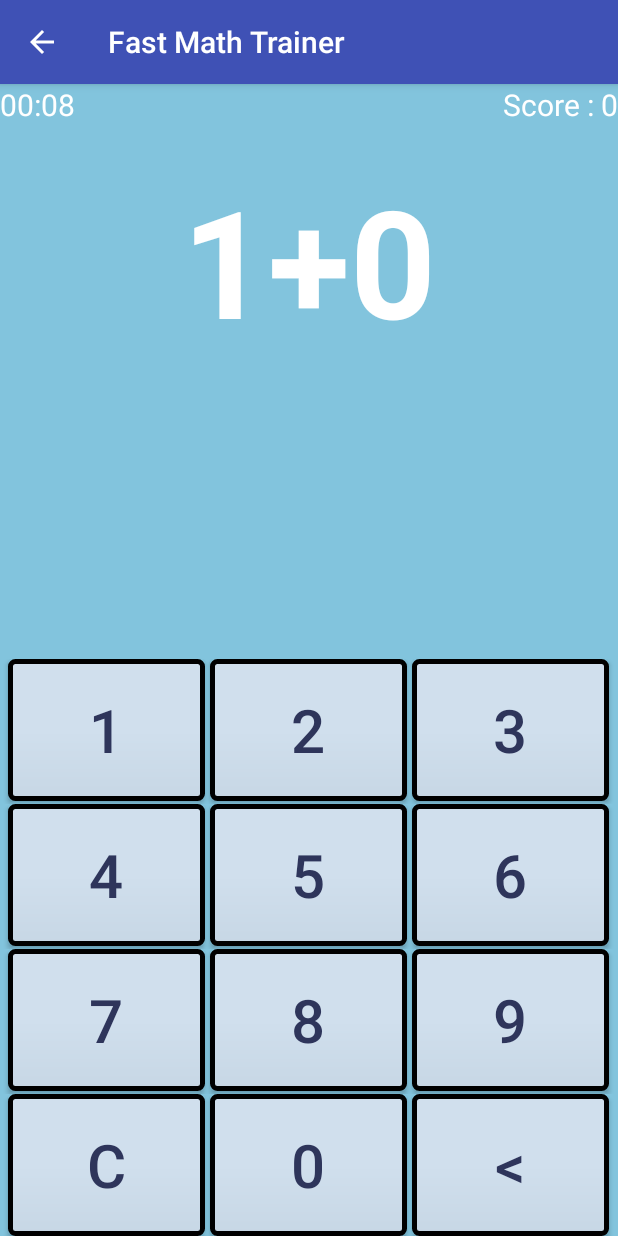
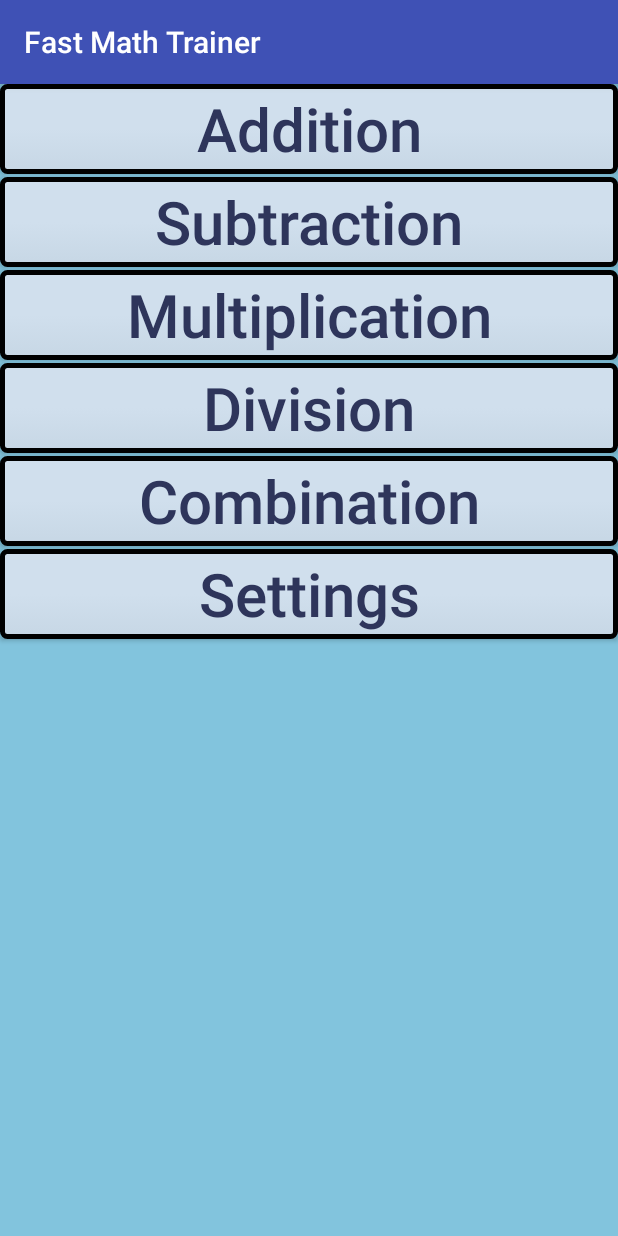
Before and after one commit to bminton3/FastMathTrainer2, an Android app: the screen it shows after launch (MathCardsActivity before the commit, MainMenuActivity after it), on a phone screen of 412 x 824 dp. Run offline under Robolectric (Android 15) with nearby library versions, the phone set to English and light mode, and no system bars.

Commit message:
added main menu. added button pressed color.

```diff
--- a/app/src/main/AndroidManifest.xml
+++ b/app/src/main/AndroidManifest.xml
@@ -14,13 +14,15 @@
             android:configChanges="orientation|keyboardHidden|screenSize"
             android:label="@string/app_name"
             android:theme="@style/FullscreenTheme">
+        </activity>
+        <activity android:name=".WinningScreenActivity" />
+        <activity android:name=".MainMenuActivity">
             <intent-filter>
                 <action android:name="android.intent.action.MAIN" />
 
                 <category android:name="android.intent.category.LAUNCHER" />
             </intent-filter>
         </activity>
-        <activity android:name=".WinningScreenActivity"></activity>
     </application>
 
 </manifest>
--- /dev/null
+++ b/app/src/main/java/com/minton/fastmathtrainer/MainMenuActivity.kt
@@ -0,0 +1,21 @@
+package com.minton.fastmathtrainer
+
+import android.content.Intent
+import android.support.v7.app.AppCompatActivity
+import android.os.Bundle
+import android.widget.Button
+import kotlinx.android.synthetic.main.activity_math_cards.*
+
+class MainMenuActivity : AppCompatActivity() {
+
+    override fun onCreate(savedInstanceState: Bundle?) {
+        super.onCreate(savedInstanceState)
+        setContentView(R.layout.activity_main_menu)
+
+        val nineButton : Button = findViewById<Button>(R.id.add)
+        nineButton.setOnClickListener {
+            val addIntent = Intent(this, MathCardsActivity::class.java)
+            this.startActivity(addIntent)
+        }
+    }
+}
--- /dev/null
+++ b/app/src/main/res/drawable/flatbuttonpressed.xml
@@ -0,0 +1,12 @@
+<?xml version="1.0" encoding="utf-8"?>
+    <shape xmlns:android="http://schemas.android.com/apk/res/android"
+        android:shape="rectangle">
+        <gradient
+            android:startColor="#d0dfed"
+            android:centerColor="#676e75"
+            android:endColor="#c7d7e5"
+            android:angle="270"
+            android:type="linear" />
+        <corners android:radius="3dp" />
+        <stroke android:width="5px" android:color="#000000" />
+    </shape>
--- /dev/null
+++ b/app/src/main/res/drawable/flatbuttonstate.xml
@@ -0,0 +1,5 @@
+<?xml version="1.0" encoding="utf-8"?>
+<selector xmlns:android="http://schemas.android.com/apk/res/android">
+    <item android:drawable="@drawable/flatbuttonpressed" android:state_pressed="true" />
+    <item android:drawable="@drawable/flatbutton" />
+</selector>
--- /dev/null
+++ b/app/src/main/res/layout/activity_main_menu.xml
@@ -0,0 +1,84 @@
+<?xml version="1.0" encoding="utf-8"?>
+<android.support.constraint.ConstraintLayout xmlns:android="http://schemas.android.com/apk/res/android"
+    xmlns:app="http://schemas.android.com/apk/res-auto"
+    xmlns:tools="http://schemas.android.com/tools"
+    android:layout_width="match_parent"
+    android:layout_height="match_parent"
+    tools:context="com.minton.fastmathtrainer.MainMenuActivity">
+
+    <LinearLayout
+        android:layout_width="match_parent"
+        android:layout_height="match_parent"
+        android:orientation="horizontal"
+        android:background="#82c4dd">
+        <TableLayout
+            android:layout_width="match_parent"
+            android:layout_height="match_parent"
+            android:stretchColumns="*"
+            android:weightSum="4" >
+
+            <Button
+                android:id="@+id/add"
+                android:layout_height="60sp"
+                android:layout_width="match_parent"
+                android:layout_marginBottom="2dp"
+                android:background="@drawable/flatbuttonstate"
+                android:text="@string/addition"
+                android:textAllCaps="false"
+                android:textColor="#2e355b"
+                android:textSize="40sp"/>
+            <Button
+                android:id="@+id/subtract"
+                android:layout_height="60sp"
+                android:layout_width="match_parent"
+                android:layout_marginBottom="2dp"
+                android:background="@drawable/flatbuttonstate"
+                android:text="@string/subtraction"
+                android:textAllCaps="false"
+                android:textColor="#2e355b"
+                android:textSize="40sp"/>
+            <Button
+                android:id="@+id/multiplication"
+                android:layout_height="60sp"
+                android:layout_width="match_parent"
+                android:layout_marginBottom="2dp"
+                android:background="@drawable/flatbuttonstate"
+                android:text="@string/multiplication"
+                android:textAllCaps="false"
+                android:textColor="#2e355b"
+                android:textSize="40sp"/>
+            <Button
+                android:id="@+id/division"
+                android:layout_height="60sp"
+                android:layout_width="match_parent"
+                android:layout_marginBottom="2dp"
+                android:background="@drawable/flatbuttonstate"
+                android:text="@string/division"
+                android:textAllCaps="false"
+                android:textColor="#2e355b"
+                android:textSize="40sp"/>
+            <Button
+                android:id="@+id/combo"
+                android:layout_height="60sp"
+                android:layout_width="match_parent"
+                android:layout_marginBottom="2dp"
+                android:background="@drawable/flatbuttonstate"
+                android:text="@string/combination"
+                android:textAllCaps="false"
+                android:textColor="#2e355b"
+                android:textSize="40sp"/>
+            <Button
+                android:id="@+id/settings"
+                android:layout_height="60sp"
+                android:layout_width="match_parent"
+                android:layout_marginBottom="2dp"
+                android:background="@drawable/flatbuttonstate"
+                android:text="@string/settings"
+                android:textAllCaps="false"
+                android:textColor="#2e355b"
+                android:textSize="40sp"/>
+        </TableLayout>
+
+    </LinearLayout>
+
+</android.support.constraint.ConstraintLayout>
--- a/app/src/main/res/layout/activity_math_cards.xml
+++ b/app/src/main/res/layout/activity_math_cards.xml
@@ -104,7 +104,7 @@
                     android:layout_width="match_parent"
                     android:layout_marginLeft="5dp"
                     android:layout_marginBottom="2dp"
-                    android:background="@drawable/flatbutton"
+                    android:background="@drawable/flatbuttonstate"
                     android:text="@string/one"
                     android:textColor="#2e355b"
                     android:textSize="40sp"/>
@@ -116,7 +116,7 @@
                     android:layout_marginLeft="3dp"
                     android:layout_marginRight="3dp"
                     android:layout_marginBottom="2dp"
-                    android:background="@drawable/flatbutton"
+                    android:background="@drawable/flatbuttonstate"
                     android:text="@string/two"
                     android:textColor="#2e355b"
                     android:textSize="40sp"/>
@@ -126,7 +126,7 @@
                     android:layout_width="match_parent"
                     android:layout_marginRight="5dp"
                     android:layout_marginBottom="2dp"
-                    android:background="@drawable/flatbutton"
+                    android:background="@drawable/flatbuttonstate"
                     android:text="@string/three"
                     android:textColor="#2e355b"
                     android:textSize="40sp"/>
@@ -139,7 +139,7 @@
                     android:layout_width="match_parent"
                     android:layout_marginLeft="5dp"
                     android:layout_marginBottom="2dp"
-                    android:background="@drawable/flatbutton"
+                    android:background="@drawable/flatbuttonstate"
                     android:text="@string/four"
                     android:textColor="#2e355b"
                     android:textSize="40sp"/>
@@ -150,7 +150,7 @@
                     android:layout_marginLeft="3dp"
                     android:layout_marginRight="3dp"
                     android:layout_marginBottom="2dp"
-                    android:background="@drawable/flatbutton"
+                    android:background="@drawable/flatbuttonstate"
                     android:text="@string/five"
                     android:textColor="#2e355b"
                     android:textSize="40sp"/>
@@ -160,7 +160,7 @@
                     android:layout_width="match_parent"
                     android:layout_marginRight="5dp"
                     android:layout_marginBottom="2dp"
-                    android:background="@drawable/flatbutton"
+                    android:background="@drawable/flatbuttonstate"
                     android:text="@string/six"
                     android:textColor="#2e355b"
                     android:textSize="40sp"/>
@@ -172,7 +172,7 @@
                     android:layout_width="match_parent"
                     android:layout_marginLeft="5dp"
                     android:layout_marginBottom="2dp"
-                    android:background="@drawable/flatbutton"
+                    android:background="@drawable/flatbuttonstate"
                     android:text="@string/seven"
                     android:textColor="#2e355b"
                     android:textSize="40sp"/>
@@ -184,7 +184,7 @@
                     android:layout_marginLeft="3dp"
                     android:layout_marginRight="3dp"
                     android:layout_marginBottom="2dp"
-                    android:background="@drawable/flatbutton"
+                    android:background="@drawable/flatbuttonstate"
                     android:text="@string/eight"
                     android:textColor="#2e355b"
                     android:textSize="40sp"/>
@@ -195,7 +195,7 @@
                     android:layout_width="match_parent"
                     android:layout_marginRight="5dp"
                     android:layout_marginBottom="2dp"
-                    android:background="@drawable/flatbutton"
+                    android:background="@drawable/flatbuttonstate"
                     android:text="@string/nine"
                     android:textColor="#2e355b"
                     android:textSize="40sp"/>
@@ -206,7 +206,7 @@
                     android:layout_height="match_parent"
                     android:layout_width="match_parent"
                     android:layout_marginLeft="5dp"
-                    android:background="@drawable/flatbutton"
+                    android:background="@drawable/flatbuttonstate"
                     android:text="@string/clear"
                     android:textColor="#2e355b"
                     android:textSize="40sp"/>
@@ -216,7 +216,7 @@
                     android:layout_width="match_parent"
                     android:layout_marginLeft="3dp"
                     android:layout_marginRight="3dp"
-                    android:background="@drawable/flatbutton"
+                    android:background="@drawable/flatbuttonstate"
                     android:text="@string/zero"
                     android:textColor="#2e355b"
                     android:textSize="40sp"/>
@@ -225,7 +225,7 @@
                     android:layout_height="match_parent"
                     android:layout_width="match_parent"
                     android:layout_marginRight="5dp"
-                    android:background="@drawable/flatbutton"
+                    android:background="@drawable/flatbuttonstate"
                     android:text="@string/back"
                     android:textColor="#2e355b"
                     android:textSize="40sp"/>
--- a/app/src/main/res/values/strings.xml
+++ b/app/src/main/res/values/strings.xml
@@ -1,7 +1,15 @@
 <resources>
     <string name="app_name">Fast Math Trainer</string>
 
-    <string name="dummy_button">Dummy Button</string>
+    <!-- main menu -->
+    <string name="addition">Addition</string>
+    <string name="subtraction">Subtraction</string>
+    <string name="multiplication">Multiplication</string>
+    <string name="division">Division</string>
+    <string name="combination">Combination</string>
+    <string name="settings">Settings</string>
+
+    <!-- math cards -->
     <string name="equation">%1s</string>
     <string name="timertext">%.2f</string>
     <string name="score">%1s</string>
```
